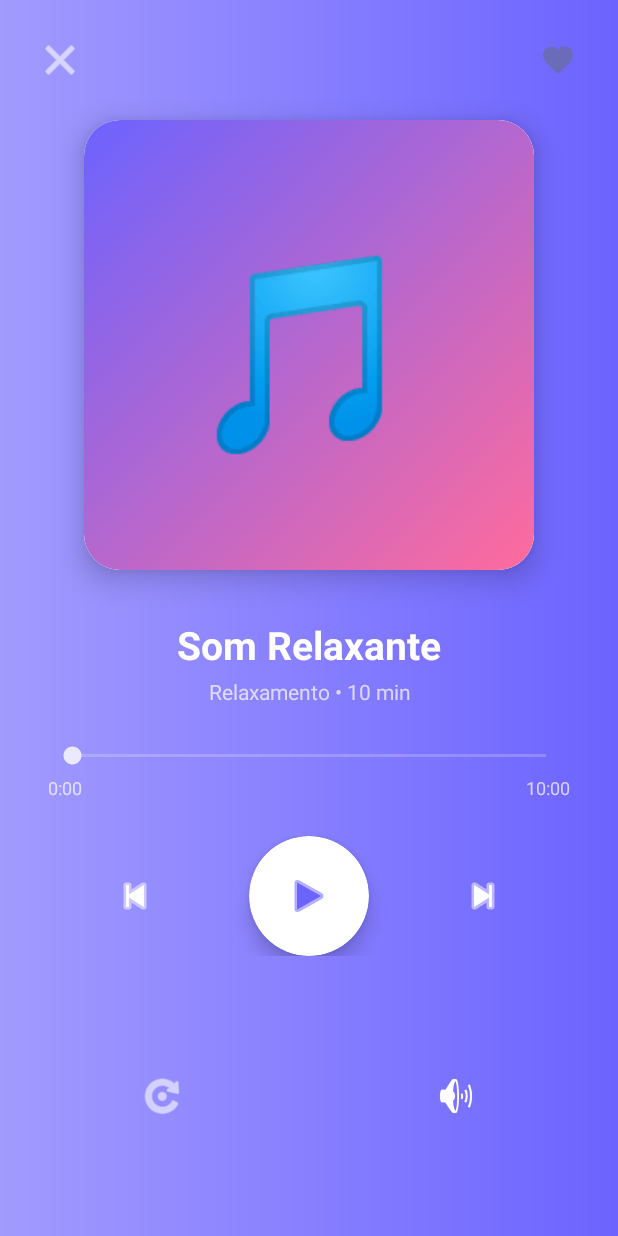
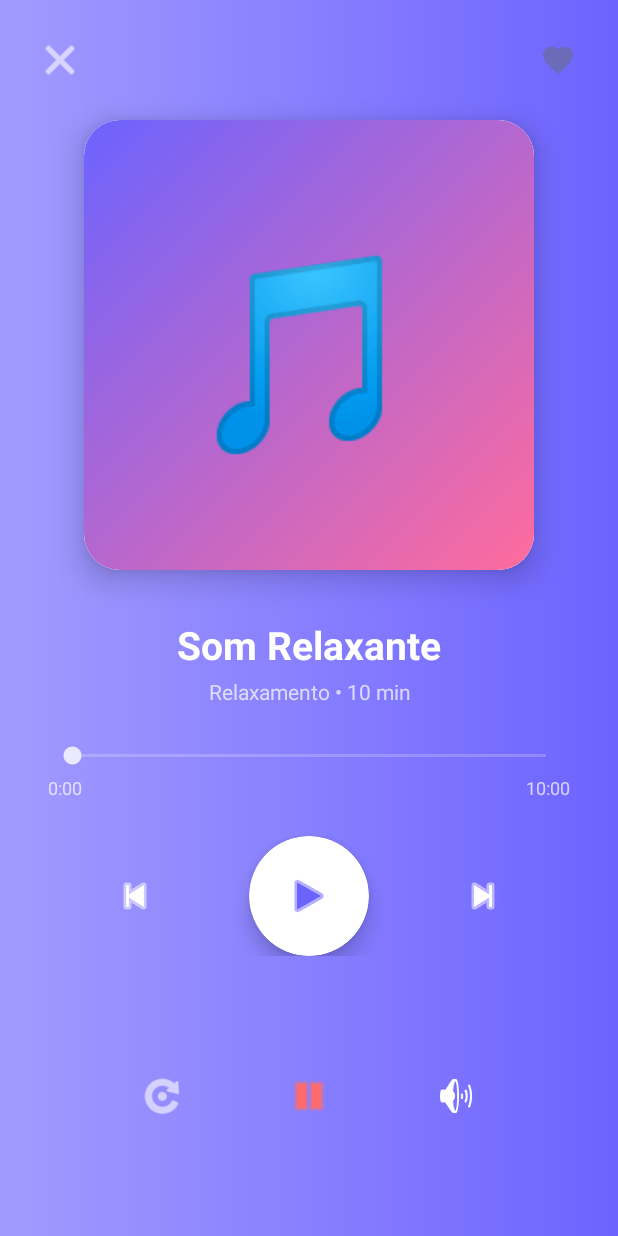
Before and after one commit to vandersonbraz/projeto-android, an Android app: the PlayerActivity screen opened directly, with no data from a screen before it, on a phone screen of 412 x 824 dp. Run offline under Robolectric (Android 15) with nearby library versions, the phone set to English and light mode, and no system bars; our stand-ins replace AdMob; libraries missing offline, so code that uses them is left out: com.android.billingclient; pictures from the network do not load; 4 statements that could not run were skipped.

Commit message:
Release v2.9-FINAL: Botão STOP adicionado
⏹️ NOVO RECURSO: BOTÃO STOP
- Adicionado botão STOP no player
- Função: para reprodução e volta ao início
- Cor vermelha para destaque visual
- Posicionado entre Loop e Volume

📝 MUDANÇAS IMPLEMENTADAS:

1. activity_player.xml:
   - Adicionado btn_stop entre Loop e Volume
   - Ícone: ic_media_pause com tint vermelho
   - Layout: Loop | Stop | Volume (3 botões)

2. PlayerActivity.kt:
   - Declaração: btnStop: ImageButton
   - Inicialização: findViewById(R.id.btn_stop)
   - Listener: btnStop.setOnClickListener { stopPlayback() }
   - Nova função stopPlayback(): para, volta início, reseta UI

✅ FUNCIONALIDADE:
- Para reprodução imediatamente
- Volta ao início da faixa (seekTo(0))
- Atualiza botão Play/Pause
- Reseta SeekBar
- Mensagem: "⏹️ Reprodução parada"

```diff
--- a/CalmareApp/app/src/main/res/layout/activity_player.xml
+++ b/CalmareApp/app/src/main/res/layout/activity_player.xml
@@ -208,7 +208,7 @@
 
     </LinearLayout>
 
-    <!-- Controles Secundários (Loop e Volume) -->
+    <!-- Controles Secundários (Loop, Stop e Volume) -->
     <LinearLayout
         android:id="@+id/secondary_controls"
         android:layout_width="match_parent"
@@ -232,6 +232,22 @@
             android:tint="@color/white"
             android:alpha="1.0"
             android:contentDescription="Loop" />
+
+        <Space
+            android:layout_width="0dp"
+            android:layout_height="1dp"
+            android:layout_weight="1" />
+
+        <!-- Botão Stop -->
+        <ImageButton
+            android:id="@+id/btn_stop"
+            android:layout_width="56dp"
+            android:layout_height="56dp"
+            android:background="?attr/selectableItemBackgroundBorderless"
+            android:src="@android:drawable/ic_media_pause"
+            android:tint="@color/error"
+            android:alpha="1.0"
+            android:contentDescription="Stop" />
 
         <Space
             android:layout_width="0dp"
```
Also changed, not shown: CalmareApp/app/src/main/java/com/calmare/app/ui/PlayerActivity.kt (+19 -0 lines), 3 other files.
